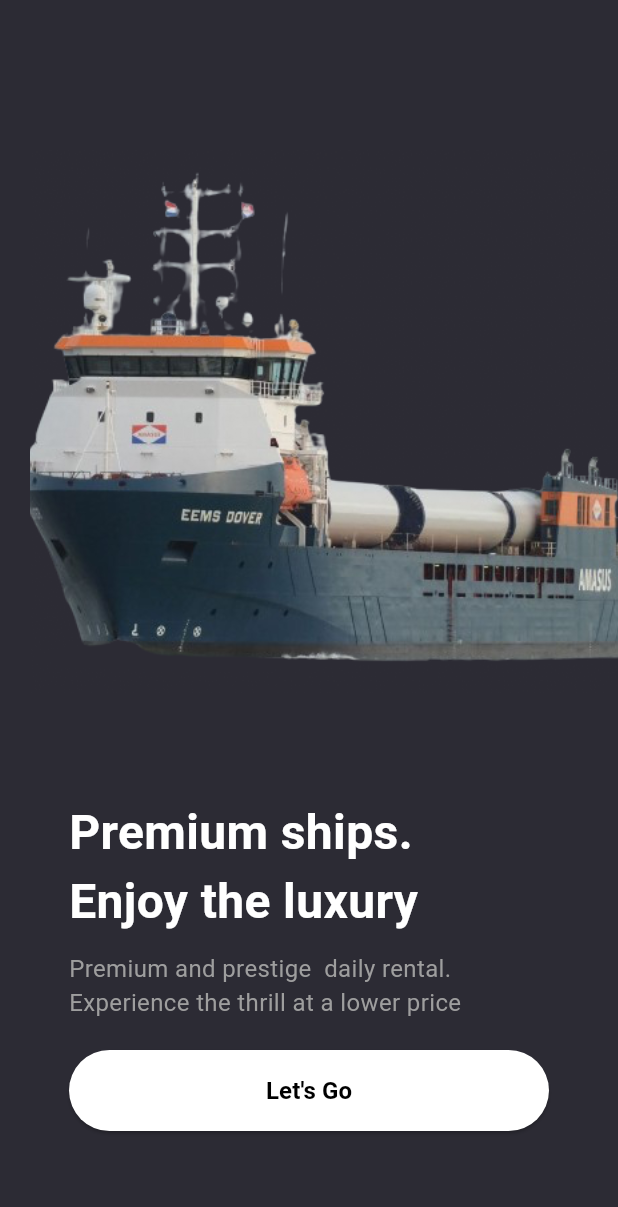
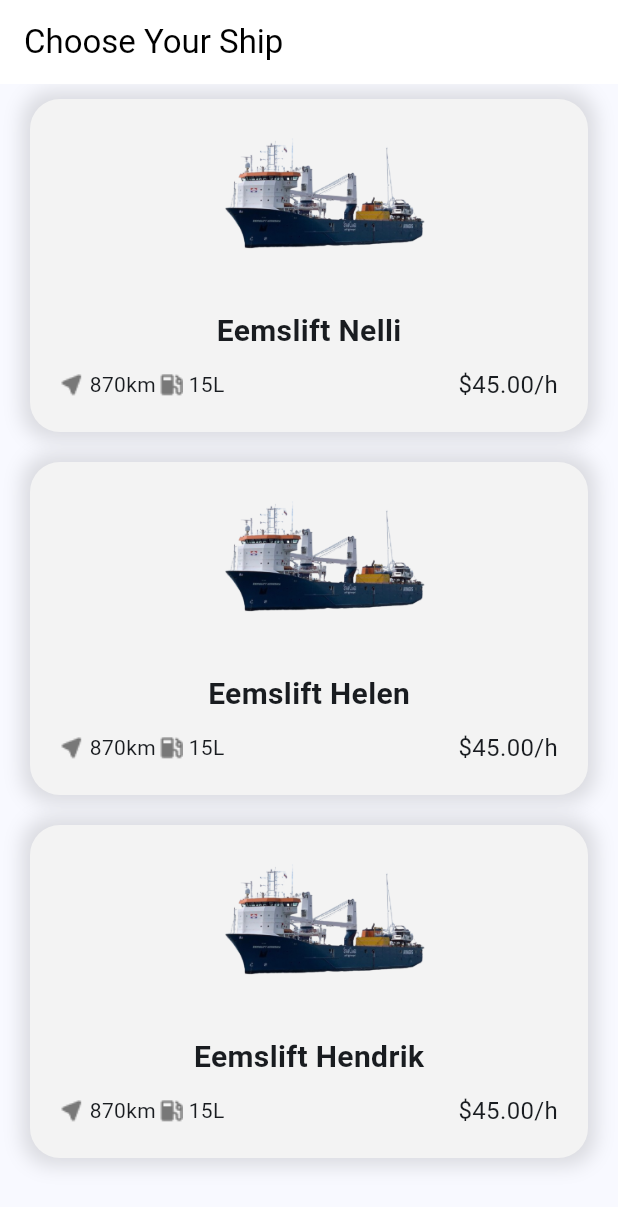
Before and after one commit to RomanDevelop/Ship-rental-app, a Flutter app: the screen it shows after launch, after a tap on an icon or button, on a phone screen of 412 x 824 dp. Shown: the top 1207 px of the screen. Run offline on Flutter 3.47's test engine with Material 3 defaults, Android fonts, the phone set to English and light mode, and no system bars; our stand-ins replace cloud_firestore, firebase_core; accounts and stored records are empty.

Commit message:
list and detail pages done

```diff
--- /dev/null
+++ b/lib/data/models/ship.dart
@@ -0,0 +1,20 @@
+class Ship {
+  final String model;
+  final double distance;
+  final double fuelCapacity;
+  final double pricePerHour;
+
+  Ship(
+      {required this.model,
+      required this.distance,
+      required this.fuelCapacity,
+      required this.pricePerHour});
+
+  factory Ship.fromMap(Map<String, dynamic> map) {
+    return Ship(
+        model: map['model'],
+        distance: map['distance'],
+        fuelCapacity: map['fuelCapacity'],
+        pricePerHour: map['pricePerHour']);
+  }
+}
--- a/lib/main.dart
+++ b/lib/main.dart
@@ -2,7 +2,7 @@ import 'package:cloud_firestore/cloud_firestore.dart';
 import 'package:firebase_core/firebase_core.dart';
 import 'package:flutter/material.dart';
 import 'package:flutter_application_2/firebase_options.dart';
-import 'package:flutter_application_2/onboarding_page.dart';
+import 'package:flutter_application_2/presentation/pages/onboarding_page.dart';
 
 void main() async {
   WidgetsFlutterBinding.ensureInitialized();
--- a/lib/onboarding_page.dart
+++ b/lib/presentation/pages/onboarding_page.dart
@@ -1,7 +1,8 @@
 import 'package:flutter/material.dart';
+import 'package:flutter_application_2/presentation/pages/ship_list_screen.dart';
 
 class OnboardingPage extends StatelessWidget {
-  const OnboardingPage({Key? key}) : super(key: key);
+  const OnboardingPage({super.key});
 
   @override
   Widget build(BuildContext context) {
@@ -10,7 +11,7 @@ class OnboardingPage extends StatelessWidget {
       body: Column(
         children: [
           const SizedBox(
-            height: 100,
+            height: 120,
           ),
           Expanded(
             flex: 1,
@@ -51,9 +52,10 @@ class OnboardingPage extends StatelessWidget {
                   height: 54,
                   child: ElevatedButton(
                       onPressed: () {
-                        // Navigator.of(context).pushAndRemoveUntil(
-                        //     MaterialPageRoute(builder: (context) => CarListScreen())
-                        //     , (route) => false);
+                        Navigator.of(context).pushAndRemoveUntil(
+                            MaterialPageRoute(
+                                builder: (context) => ShipListScreen()),
+                            (route) => false);
                       },
                       style: ElevatedButton.styleFrom(
                           foregroundColor: Colors.black,
--- /dev/null
+++ b/lib/presentation/pages/ship_list_screen.dart
@@ -0,0 +1,58 @@
+import 'package:flutter/material.dart';
+import 'package:flutter_application_2/data/models/ship.dart';
+import 'package:flutter_application_2/presentation/widgets/ship_card.dart';
+
+class ShipListScreen extends StatelessWidget {
+  final List<Ship> ships = [
+    Ship(
+        model: 'Eemslift Nelli',
+        distance: 870,
+        fuelCapacity: 15,
+        pricePerHour: 45),
+    Ship(
+        model: 'Eemslift Helen',
+        distance: 870,
+        fuelCapacity: 15,
+        pricePerHour: 45),
+    Ship(
+        model: 'Eemslift Hendrik',
+        distance: 870,
+        fuelCapacity: 15,
+        pricePerHour: 45),
+  ];
+
+  @override
+  Widget build(BuildContext context) {
+    return Scaffold(
+      appBar: AppBar(
+        title: const Text('Choose Your Ship'),
+        backgroundColor: Colors.white,
+        foregroundColor: Colors.black,
+      ),
+      body: ListView.builder(
+          itemCount: ships.length,
+          itemBuilder: (context, index) {
+            return ShipCard(ship: ships[index]);
+          }),
+      // body: BlocBuilder<CarBloc, CarState>(
+      //   builder: (context, state){
+      //     if(state is CarsLoading){
+      //       return Center(child: CircularProgressIndicator(),);
+      //     }
+      //     else if(state is CarsLoaded) {
+      //       return ListView.builder(
+      //         itemCount: state.cars.length,
+      //         itemBuilder: (context, index){
+      //           return CarCard(car: state.cars[index]);
+      //         },
+      //       );
+      //     }
+      //     else if(state is CarsError) {
+      //       return Center(child: Text('error : ${state.message}'),);
+      //     }
+      //     return Container();
+      //   },
+      // ),
+    );
+  }
+}
--- /dev/null
+++ b/lib/presentation/widgets/ship_card.dart
@@ -0,0 +1,70 @@
+import 'package:flutter/material.dart';
+import 'package:flutter_application_2/data/models/ship.dart';
+
+class ShipCard extends StatelessWidget {
+  final Ship ship;
+
+  const ShipCard({super.key, required this.ship});
+
+  @override
+  Widget build(BuildContext context) {
+    return GestureDetector(
+      onTap: () {
+        // Navigator.push(
+        //     context,
+        //     MaterialPageRoute(builder: (context) => CardDetailsPage(car: car,))
+        // );
+      },
+      child: Container(
+        margin: const EdgeInsets.symmetric(vertical: 10, horizontal: 20),
+        padding: const EdgeInsets.all(20),
+        decoration: BoxDecoration(
+            color: const Color(0xffF3F3F3),
+            borderRadius: BorderRadius.circular(20),
+            boxShadow: const [
+              BoxShadow(color: Colors.black12, blurRadius: 10, spreadRadius: 5)
+            ]),
+        child: Column(
+          children: [
+            Image.asset(
+              'assets/car_image.png',
+              height: 120,
+            ),
+            Text(
+              ship.model,
+              style: const TextStyle(fontWeight: FontWeight.bold, fontSize: 20),
+            ),
+            const SizedBox(
+              height: 10,
+            ),
+            Row(
+              mainAxisAlignment: MainAxisAlignment.spaceBetween,
+              children: [
+                Row(
+                  children: [
+                    Row(
+                      children: [
+                        Image.asset('assets/gps.png'),
+                        Text(' ${ship.distance.toStringAsFixed(0)}km')
+                      ],
+                    ),
+                    Row(
+                      children: [
+                        Image.asset('assets/pump.png'),
+                        Text(' ${ship.fuelCapacity.toStringAsFixed(0)}L')
+                      ],
+                    ),
+                  ],
+                ),
+                Text(
+                  '\$${ship.pricePerHour.toStringAsFixed(2)}/h',
+                  style: const TextStyle(fontSize: 16),
+                )
+              ],
+            )
+          ],
+        ),
+      ),
+    );
+  }
+}
```
Also changed, not shown: lib/presentation/pages/ship_datails_page.dart (added, +151 -0 lines), assets/car_image.png, assets/onboarding.png.
